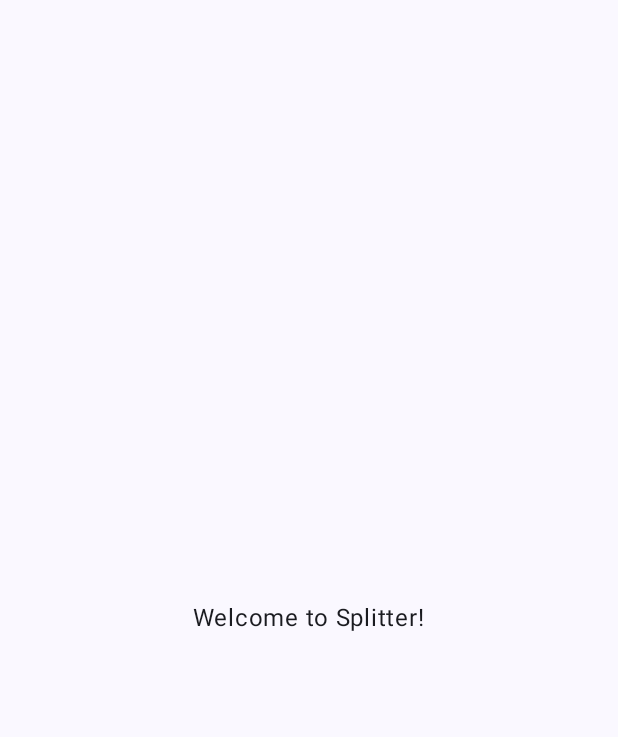
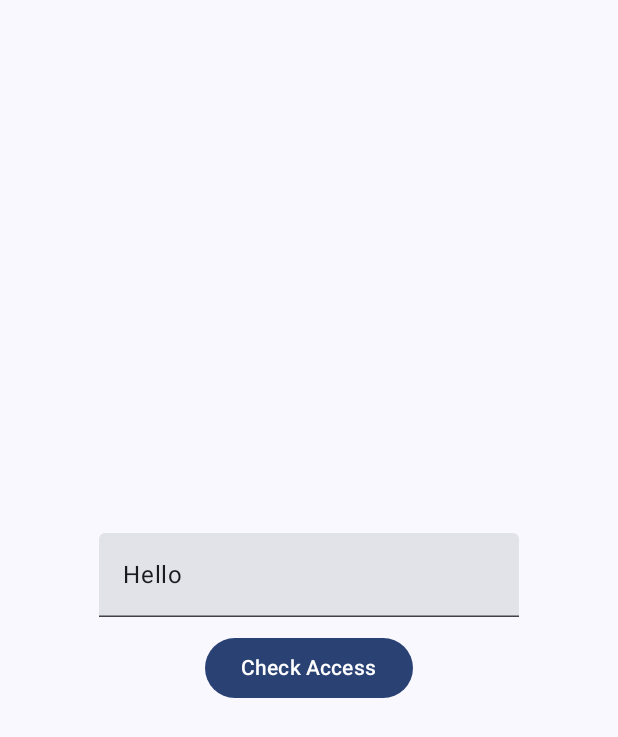
Before and after one commit to Dtalan/splitter, an Android app built with Jetpack Compose: the screen it shows after launch (MainActivity), on a phone screen of 412 x 824 dp. Before the commit the part shown is almost empty. Shown: the top 737 px of the screen. Run offline under Robolectric (Android 15) with nearby library versions, the phone set to English and light mode, and no system bars.

Commit message:
Add TextField & Button to Homescreen (#9)

```diff
--- a/app/src/main/java/com/divyanshu/splitter/MainActivity.kt
+++ b/app/src/main/java/com/divyanshu/splitter/MainActivity.kt
@@ -1,5 +1,6 @@
 package com.divyanshu.splitter
 
+import android.R
 import android.os.Bundle
 import androidx.activity.ComponentActivity
 import androidx.activity.compose.setContent
@@ -8,18 +9,27 @@ import androidx.compose.foundation.layout.Arrangement
 import androidx.compose.foundation.layout.Column
 import androidx.compose.foundation.layout.fillMaxSize
 import androidx.compose.foundation.layout.padding
+import androidx.compose.material3.Button
 import androidx.compose.material3.Scaffold
 import androidx.compose.material3.Text
+import androidx.compose.material3.TextField
 import androidx.compose.runtime.Composable
+import androidx.compose.runtime.getValue
+import androidx.compose.runtime.mutableStateOf
+import androidx.compose.runtime.remember
+import androidx.compose.runtime.setValue
 import androidx.compose.ui.Alignment
 import androidx.compose.ui.Modifier
 import androidx.compose.ui.tooling.preview.Preview
+import androidx.compose.ui.unit.dp
+import com.divyanshu.splitter.driveInteractions.DriveInteraction
 import com.divyanshu.splitter.ui.theme.SplitterTheme
 
 class MainActivity : ComponentActivity() {
+
     override fun onCreate(savedInstanceState: Bundle?) {
         super.onCreate(savedInstanceState)
-        enableEdgeToEdge()
+//        enableEdgeToEdge()
         setContent {
             SplitterTheme {
                 HomeScreen()
@@ -30,17 +40,26 @@ class MainActivity : ComponentActivity() {
 
 @Composable
 fun HomeScreen() {
+    var mUrl by remember { mutableStateOf("Hello") }
     Scaffold(modifier = Modifier.fillMaxSize()) { innerPadding ->
         Column(
-            horizontalAlignment = Alignment.CenterHorizontally,
-            verticalArrangement = Arrangement.Center,
             modifier = Modifier
                 .fillMaxSize()
-                .padding(innerPadding)
+                .padding(innerPadding),
+            verticalArrangement = Arrangement.Center,
+            horizontalAlignment = Alignment.CenterHorizontally
         ) {
-            Text(
-                text = "Welcome to Splitter!",
+            TextField(
+                value = mUrl,
+                onValueChange = { mUrl = it },
+                modifier = Modifier.padding(bottom = 10.dp)
             )
+            Button(onClick = {
+                val driveInteraction = DriveInteraction()
+                driveInteraction.accessDrive(mUrl)
+            }) {
+                Text("Check Access")
+            }
         }
     }
 }
--- /dev/null
+++ b/app/src/main/java/com/divyanshu/splitter/driveInteractions/DriveInteraction.kt
@@ -0,0 +1,7 @@
+package com.divyanshu.splitter.driveInteractions
+
+class DriveInteraction {
+
+    fun accessDrive(mUrl : String){
+    }
+}
```
